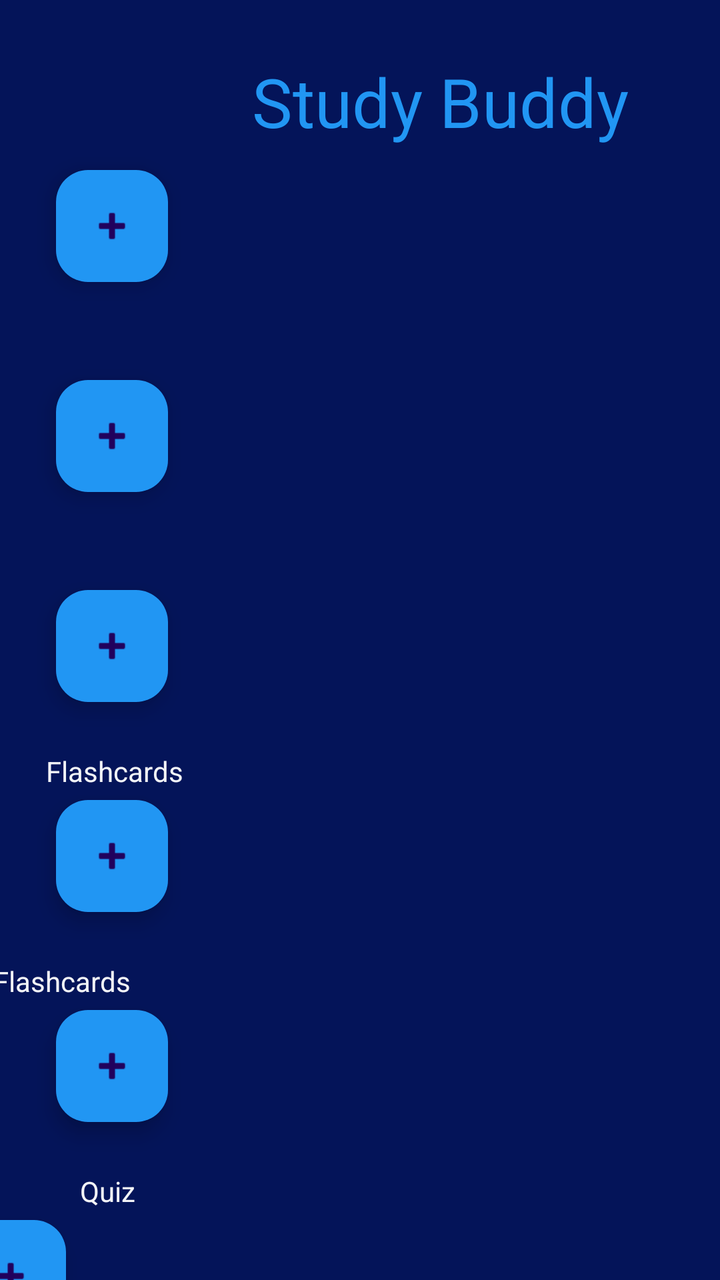
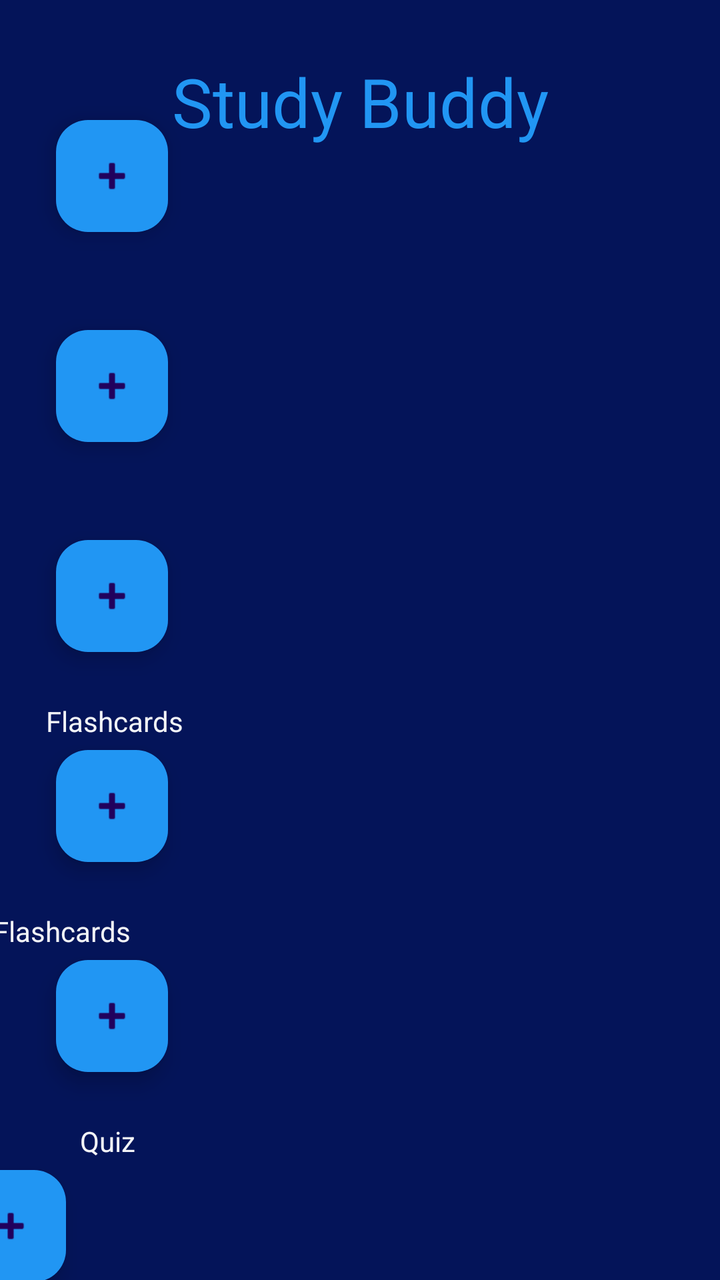

An Android layout rendered at two revisions. The XML below is the earlier revision; the diff shows what the commit changed to produce the second picture.
<!-- AndroidManifest.xml: application theme Theme.Final_Project -->
<!-- res/layout/activity_main.xml -->
<?xml version="1.0" encoding="utf-8"?>
<androidx.constraintlayout.widget.ConstraintLayout xmlns:android="http://schemas.android.com/apk/res/android"
    xmlns:app="http://schemas.android.com/apk/res-auto"
    xmlns:tools="http://schemas.android.com/tools"
    android:id="@+id/main"
    android:layout_width="match_parent"
    android:layout_height="match_parent"
    android:background="#041459"
    tools:context=".MainActivity">

    <TextView
        android:id="@+id/viewText2"
        android:layout_width="wrap_content"
        android:layout_height="wrap_content"
        android:layout_marginStart="40dp"
        android:layout_marginTop="6dp"
        android:layout_marginEnd="340dp"
        android:text="View"
        android:textColor="#F3FFFFFF"
        app:layout_constraintEnd_toEndOf="parent"
        app:layout_constraintStart_toStartOf="parent"
        app:layout_constraintTop_toBottomOf="@+id/viewQuizButton" />

    <TextView
        android:id="@+id/createText"
        android:layout_width="wrap_content"
        android:layout_height="wrap_content"
        android:layout_marginStart="36dp"
        android:layout_marginTop="6dp"
        android:layout_marginEnd="333dp"
        android:text="Create"
        android:textColor="#F3FFFFFF"
        app:layout_constraintEnd_toEndOf="parent"
        app:layout_constraintStart_toStartOf="parent"
        app:layout_constraintTop_toBottomOf="@+id/createGroupButton" />

    <TextView
        android:id="@+id/grouptext2"
        android:layout_width="wrap_content"
        android:layout_height="wrap_content"
        android:layout_marginStart="37dp"
        android:layout_marginEnd="336dp"
        android:text="Group"
        android:textColor="#F3FFFFFF"
        app:layout_constraintEnd_toEndOf="parent"
        app:layout_constraintStart_toStartOf="parent"
        app:layout_constraintTop_toBottomOf="@+id/joinText" />

    <TextView
        android:id="@+id/flashcardText"
        android:layout_width="wrap_content"
        android:layout_height="wrap_content"
        android:layout_marginStart="23dp"
        android:text="Flashcards"
        android:textColor="#F3FFFFFF"
        app:layout_constraintStart_toStartOf="parent"
        app:layout_constraintTop_toBottomOf="@+id/createText2" />

    <TextView
        android:id="@+id/createText3"
        android:layout_width="wrap_content"
        android:layout_height="wrap_content"
        android:layout_marginStart="36dp"
        android:layout_marginTop="6dp"
        android:layout_marginEnd="337dp"
        android:text="Create"
        android:textColor="#F3FFFFFF"
        app:layout_constraintEnd_toEndOf="parent"
        app:layout_constraintStart_toStartOf="parent"
        app:layout_constraintTop_toBottomOf="@+id/createQuizButton" />

    <TextView
        android:id="@+id/quizText"
        android:layout_width="wrap_content"
        android:layout_height="wrap_content"
        android:layout_marginStart="40dp"
        android:text="Quiz"
        android:textColor="#F3FFFFFF"
        app:layout_constraintStart_toStartOf="parent"
        app:layout_constraintTop_toBottomOf="@+id/createText3" />

    <TextView
        android:id="@+id/quizText2"
        android:layout_width="wrap_content"
        android:layout_height="wrap_content"
        android:layout_marginStart="40dp"
        android:layout_marginEnd="344dp"
        android:text="Quiz"
        android:textColor="#F3FFFFFF"
        app:layout_constraintEnd_toEndOf="parent"
        app:layout_constraintStart_toStartOf="parent"
        app:layout_constraintTop_toBottomOf="@+id/viewText2" />

    <TextView
        android:id="@+id/joinText"
        android:layout_width="wrap_content"
        android:layout_height="wrap_content"
        android:layout_marginStart="42dp"
        android:layout_marginTop="6dp"
        android:layout_marginEnd="342dp"
        android:text="Join"
        android:textColor="#F3FFFFFF"
        app:layout_constraintEnd_toEndOf="parent"
        app:layout_constraintStart_toStartOf="parent"
        app:layout_constraintTop_toBottomOf="@+id/joinGroupButton" />

    <TextView
        android:id="@+id/titleName"
        android:layout_width="wrap_content"
        android:layout_height="wrap_content"
        android:layout_marginStart="152dp"
        android:layout_marginTop="28dp"
        android:layout_marginEnd="72dp"
        android:text="Study Buddy"
        android:textColor="#2196F3"
        android:textSize="34sp"
        app:layout_constraintEnd_toEndOf="parent"
        app:layout_constraintStart_toStartOf="parent"
        app:layout_constraintTop_toTopOf="parent" />

    <TextView
        android:id="@+id/viewText"
        android:layout_width="wrap_content"
        android:layout_height="wrap_content"
        android:layout_marginStart="40dp"
        android:layout_marginTop="6dp"
        android:layout_marginEnd="340dp"
        android:text="View"
        android:textColor="#F3FFFFFF"
        app:layout_constraintEnd_toEndOf="parent"
        app:layout_constraintStart_toStartOf="parent"
        app:layout_constraintTop_toBottomOf="@+id/viewFlashcardButton" />

    <TextView
        android:id="@+id/createText2"
        android:layout_width="wrap_content"
        android:layout_height="wrap_content"
        android:layout_marginStart="36dp"
        android:layout_marginTop="6dp"
        android:layout_marginEnd="337dp"
        android:text="Create"
        android:textColor="#F3FFFFFF"
        app:layout_constraintEnd_toEndOf="parent"
        app:layout_constraintStart_toStartOf="parent"
        app:layout_constraintTop_toBottomOf="@+id/createFlashcardButton" />

    <TextView
        android:id="@+id/flashcardText2"
        android:layout_width="wrap_content"
        android:layout_height="wrap_content"
        android:layout_marginStart="23dp"
        android:layout_marginEnd="322dp"
        android:text="Flashcards"
        android:textColor="#F3FFFFFF"
        app:layout_constraintEnd_toEndOf="parent"
        app:layout_constraintStart_toStartOf="parent"
        app:layout_constraintTop_toBottomOf="@+id/viewText" />

    <TextView
        android:id="@+id/groupText"
        android:layout_width="wrap_content"
        android:layout_height="wrap_content"
        android:layout_marginStart="37dp"
        android:layout_marginEnd="336dp"
        android:text="Group"
        android:textColor="#F3FFFFFF"
        app:layout_constraintEnd_toEndOf="parent"
        app:layout_constraintStart_toStartOf="parent"
        app:layout_constraintTop_toBottomOf="@+id/createText" />

    <com.google.android.material.floatingactionbutton.FloatingActionButton
        android:id="@+id/createFlashcardButton"
        android:layout_width="wrap_content"
        android:layout_height="wrap_content"
        android:layout_marginStart="28dp"
        android:layout_marginTop="5dp"
        android:layout_marginEnd="327dp"
        android:clickable="true"
        android:contentDescription="@string/fab_description3"
        app:backgroundTint="#2196F3"
        app:layout_constraintEnd_toEndOf="parent"
        app:layout_constraintHorizontal_bias="0.0"
        app:layout_constraintStart_toStartOf="parent"
        app:layout_constraintTop_toBottomOf="@+id/grouptext2"
        app:srcCompat="@android:drawable/ic_input_add" />

    <com.google.android.material.floatingactionbutton.FloatingActionButton
        android:id="@+id/joinGroupButton"
        android:layout_width="wrap_content"
        android:layout_height="wrap_content"
        android:layout_marginStart="28dp"
        android:layout_marginTop="5dp"
        android:layout_marginEnd="327dp"
        android:clickable="true"
        android:contentDescription="@string/fab_description2"
        app:backgroundTint="#2196F3"
        app:layout_constraintEnd_toEndOf="parent"
        app:layout_constraintHorizontal_bias="0.0"
        app:layout_constraintStart_toStartOf="parent"
        app:layout_constraintTop_toBottomOf="@+id/groupText"
        app:srcCompat="@android:drawable/ic_input_add" />

    <com.google.android.material.floatingactionbutton.FloatingActionButton
        android:id="@+id/createQuizButton"
        android:layout_width="wrap_content"
        android:layout_height="wrap_content"
        android:layout_marginStart="28dp"
        android:layout_marginTop="5dp"
        android:layout_marginEnd="327dp"
        android:layout_marginBottom="6dp"
        android:clickable="true"
        android:contentDescription="@string/fab_description5"
        app:backgroundTint="#2196F3"
        app:layout_constraintBottom_toTopOf="@+id/createText3"
        app:layout_constraintEnd_toEndOf="parent"
        app:layout_constraintHorizontal_bias="0.0"
        app:layout_constraintStart_toStartOf="parent"
        app:layout_constraintTop_toBottomOf="@+id/flashcardText2"
        app:srcCompat="@android:drawable/ic_input_add" />

    <com.google.android.material.floatingactionbutton.FloatingActionButton
        android:id="@+id/viewQuizButton"
        android:layout_width="wrap_content"
        android:layout_height="wrap_content"
        android:layout_marginStart="28dp"
        android:layout_marginTop="5dp"
        android:layout_marginEnd="327dp"
        android:clickable="true"
        android:contentDescription="@string/fab_description6"
        app:backgroundTint="#2196F3"
        app:layout_constraintEnd_toEndOf="parent"
        app:layout_constraintHorizontal_bias="1.0"
        app:layout_constraintStart_toStartOf="parent"
        app:layout_constraintTop_toBottomOf="@+id/quizText"
        app:srcCompat="@android:drawable/ic_input_add" />

    <com.google.android.material.floatingactionbutton.FloatingActionButton
        android:id="@+id/createGroupButton"
        android:layout_width="wrap_content"
        android:layout_height="wrap_content"
        android:layout_marginStart="28dp"
        android:layout_marginTop="85dp"
        android:layout_marginEnd="327dp"
        android:clickable="true"
        android:contentDescription="@string/fab_description"
        app:backgroundTint="#2196F3"
        app:layout_constraintEnd_toEndOf="parent"
        app:layout_constraintHorizontal_bias="0.0"
        app:layout_constraintStart_toStartOf="parent"
        app:layout_constraintTop_toTopOf="parent"
        app:srcCompat="@android:drawable/ic_input_add" />

    <com.google.android.material.floatingactionbutton.FloatingActionButton
        android:id="@+id/viewFlashcardButton"
        android:layout_width="wrap_content"
        android:layout_height="wrap_content"
        android:layout_marginStart="28dp"
        android:layout_marginTop="5dp"
        android:layout_marginEnd="327dp"
        android:clickable="true"
        android:contentDescription="@string/fab_description4"
        app:backgroundTint="#2196F3"
        app:layout_constraintEnd_toEndOf="parent"
        app:layout_constraintHorizontal_bias="0.0"
        app:layout_constraintStart_toStartOf="parent"
        app:layout_constraintTop_toBottomOf="@+id/flashcardText"
        app:srcCompat="@android:drawable/ic_input_add" />

</androidx.constraintlayout.widget.ConstraintLayout>
<!-- resources referenced by this layout -->
<resources>
  <string name="fab_description">Create new Group</string>
  <string name="fab_description2">Join existing Group</string>
  <string name="fab_description3">Create Flashcards</string>
  <string name="fab_description4">View Flashcards</string>
  <string name="fab_description5">Create Quiz</string>
  <string name="fab_description6">View Quiz</string>
  <style name="Theme.Final_Project" parent="Base.Theme.Final_Project" />
  <style name="Base.Theme.Final_Project" parent="Theme.Material3.DayNight.NoActionBar">
          
          
      </style>
</resources>

<!-- the commit's change to res/layout/activity_main.xml (unified diff, before → after) -->
@@ -2,7 +2,7 @@
 <androidx.constraintlayout.widget.ConstraintLayout xmlns:android="http://schemas.android.com/apk/res/android"
     xmlns:app="http://schemas.android.com/apk/res-auto"
     xmlns:tools="http://schemas.android.com/tools"
-    android:id="@+id/main"
+    android:id="@+id/studyBuddy"
     android:layout_width="match_parent"
     android:layout_height="match_parent"
     android:background="#041459"
@@ -108,9 +108,9 @@
         android:id="@+id/titleName"
         android:layout_width="wrap_content"
         android:layout_height="wrap_content"
-        android:layout_marginStart="152dp"
+        android:layout_marginStart="112dp"
         android:layout_marginTop="28dp"
-        android:layout_marginEnd="72dp"
+        android:layout_marginEnd="112dp"
         android:text="Study Buddy"
         android:textColor="#2196F3"
         android:textSize="34sp"
@@ -239,7 +239,7 @@
         android:layout_width="wrap_content"
         android:layout_height="wrap_content"
         android:layout_marginStart="28dp"
-        android:layout_marginTop="85dp"
+        android:layout_marginTop="60dp"
         android:layout_marginEnd="327dp"
         android:clickable="true"
         android:contentDescription="@string/fab_description"
